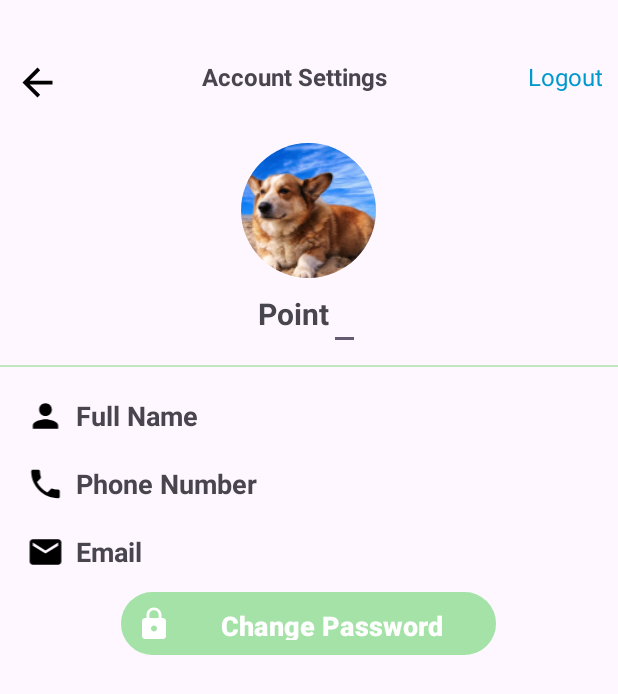
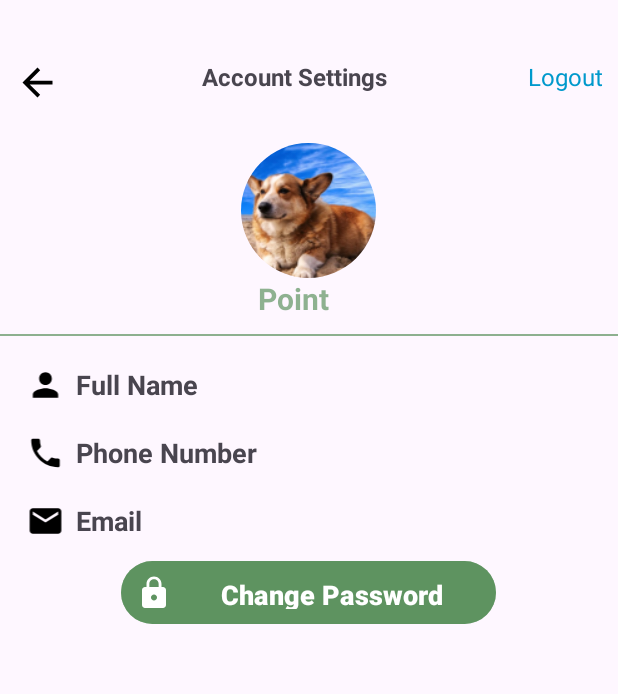
Before and after one commit to PhamLong4923/CanteenRunnerApp, an Android app: the ProfileActivity screen opened directly, with no data from a screen before it, on a phone screen of 412 x 824 dp. Shown: the top 694 px of the screen. Run offline under Robolectric (Android 15) with nearby library versions, the phone set to English and light mode, and no system bars; our stand-ins replace CircleImageView, Room's generated code.

Commit message:
Done Profile

```diff
--- a/app/app/src/main/java/com/fpt/canteenrunner/Canteen/ProfileActivity.java
+++ b/app/app/src/main/java/com/fpt/canteenrunner/Canteen/ProfileActivity.java
@@ -1,5 +1,6 @@
 package com.fpt.canteenrunner.Canteen;
 
+import android.content.Intent;
 import android.os.Bundle;
 import android.widget.Button;
 import android.widget.TextView;
@@ -10,13 +11,22 @@ import androidx.core.graphics.Insets;
 import androidx.core.view.ViewCompat;
 import androidx.core.view.WindowInsetsCompat;
 
+import com.fpt.canteenrunner.Database.CanteenRunnerDatabase;
+import com.fpt.canteenrunner.Database.DAO.AccountDAO;
+import com.fpt.canteenrunner.Database.Model.AccountEntity;
 import com.fpt.canteenrunner.R;
+import com.fpt.canteenrunner.changepasswordActivity;
+
+import java.util.concurrent.ExecutorService;
+import java.util.concurrent.Executors;
 
 public class ProfileActivity extends AppCompatActivity {
 
     //private SessionManager sessionManager;
-    private TextView fullname, phoneNum, email;
+    private TextView fullname, phoneNum, email, point;
     private Button  btnChangePassword;
+    private AccountDAO accountDAO;
+    private ExecutorService executorService = Executors.newSingleThreadExecutor();
 
     @Override
     protected void onCreate(Bundle savedInstanceState) {
@@ -27,7 +37,9 @@ public class ProfileActivity extends AppCompatActivity {
         phoneNum = findViewById(R.id.tvPhone);
         email = findViewById(R.id.tvEmail);
         btnChangePassword = findViewById(R.id.id_ChangePassword);
-/*
+        accountDAO = CanteenRunnerDatabase.getInstance(this).accountDAO();
+        executorService = Executors.newSingleThreadExecutor();
+        /*
         sessionManager = new SessionManager(this);
 
         // Check if user is logged in
@@ -46,17 +58,38 @@ public class ProfileActivity extends AppCompatActivity {
             }
         }
 
+         */
+        String email_user = getIntent().getStringExtra("email");
+        String password = getIntent().getStringExtra("password");
+        System.out.println("Email + Pass " + email_user + " " + password);
+        executorService.execute(() -> {
+            AccountEntity accountEntity = accountDAO.login(email_user,password);
+            runOnUiThread(() -> {
+                if (accountEntity != null) {
+                    point =  findViewById(R.id.ed_bonus_point);
+                    point.setText(String.valueOf(accountEntity.getScore()));
+                    fullname =  findViewById(R.id.tvFullName);
+                    fullname.setText(accountEntity.getUsername());
+                    phoneNum = findViewById(R.id.tvPhone);
+                    phoneNum.setText(accountEntity.getPhoneNumber());
+                    email = findViewById(R.id.tvEmail);
+                    email.setText(accountEntity.getEmail());
+                }
+            });
+        });
+
         btnChangePassword.setOnClickListener(v -> {
-            Intent intent = new Intent(ProfileActivity.this, ChangePasswordActivity.class);
-
-            // Retrieve the user ID from the session and pass it to ChangePasswordActivity
-            if (sessionManager.getUser() != null) {
-                int userId = sessionManager.getUser().getId(); // Assuming getId() retrieves the correct user ID
-                intent.putExtra("USER_ID", userId); // Pass user ID as an extra
-            }
-
-            startActivity(intent);
+            executorService.execute(() -> {
+                AccountEntity accountEntity = accountDAO.login(email_user, password);
+                runOnUiThread(() -> {
+                    if (accountEntity != null) {
+                        Intent intent = new Intent(ProfileActivity.this, changepasswordActivity.class);
+                        intent.putExtra("email", accountEntity.getEmail());
+                        intent.putExtra("password", accountEntity.getPassword());
+                        startActivity(intent);
+                    }
+                });
+            });
         });
-        */
     }
 }
--- a/app/app/src/main/java/com/fpt/canteenrunner/Database/CanteenRunnerDatabase.java
+++ b/app/app/src/main/java/com/fpt/canteenrunner/Database/CanteenRunnerDatabase.java
@@ -21,7 +21,7 @@ import com.fpt.canteenrunner.Database.Model.CategoriesEntity;
 
 @Database(entities = {AccountEntity.class, CanteenEntity.class, FoodsEntity.class,
         TicketEntity.class, MyTicketEntity.class, CategoriesEntity.class, FoodPricesEntity.class},
-        version = 2, exportSchema = false)
+        version = 3, exportSchema = false)
 public abstract class CanteenRunnerDatabase extends RoomDatabase {
 
     private static volatile CanteenRunnerDatabase instance;
--- a/app/app/src/main/java/com/fpt/canteenrunner/Database/Model/AccountEntity.java
+++ b/app/app/src/main/java/com/fpt/canteenrunner/Database/Model/AccountEntity.java
@@ -16,7 +16,7 @@ public class AccountEntity implements Serializable {
     public String Password;
     public String Email;
     public String PhoneNumber;
-    public double Score;
+    public int Score;
     public String Role;
     public String CreatedDate;
     public boolean IsFingerPrintEnabled;
@@ -25,7 +25,7 @@ public class AccountEntity implements Serializable {
     public AccountEntity() {
     }
 
-    public AccountEntity(@NonNull String accountID, String username, String password, String email, String phoneNumber, double score, String role, String createdDate, boolean isFingerPrintEnabled, String fingerPrintData) {
+    public AccountEntity(@NonNull String accountID, String username, String password, String email, String phoneNumber, int score, String role, String createdDate, boolean isFingerPrintEnabled, String fingerPrintData) {
         AccountID = accountID;
         Username = username;
         Password = password;
@@ -91,7 +91,7 @@ public class AccountEntity implements Serializable {
         return Score;
     }
 
-    public void setScore(double score) {
+    public void setScore(int score) {
         Score = score;
     }
 
--- a/app/app/src/main/java/com/fpt/canteenrunner/LoginActivity.java
+++ b/app/app/src/main/java/com/fpt/canteenrunner/LoginActivity.java
@@ -12,6 +12,7 @@ import androidx.core.graphics.Insets;
 import androidx.core.view.ViewCompat;
 import androidx.core.view.WindowInsetsCompat;
 
+import com.fpt.canteenrunner.Canteen.ProfileActivity;
 import com.fpt.canteenrunner.Database.CanteenRunnerDatabase;
 import com.fpt.canteenrunner.Database.DAO.AccountDAO;
 import com.fpt.canteenrunner.Database.Model.AccountEntity;
@@ -69,9 +70,12 @@ public class LoginActivity extends AppCompatActivity {
         }
         executorService.execute(() -> {
             AccountEntity accountEntity = accountDAO.login(email, password);
-
             runOnUiThread(() -> {
                 if (accountEntity != null) {
+                    Intent intent = new Intent(LoginActivity.this, ProfileActivity.class);
+                    intent.putExtra("email", accountEntity.getUsername());
+                    intent.putExtra("password", accountEntity.getPassword());
+                    startActivity(intent);
                     Toast.makeText(LoginActivity.this, "Login successful!", Toast.LENGTH_SHORT).show();
                 } else {
                     Toast.makeText(LoginActivity.this, "Invalid email or password", Toast.LENGTH_SHORT).show();
--- a/app/app/src/main/res/layout/activity_main.xml
+++ b/app/app/src/main/res/layout/activity_main.xml
@@ -7,6 +7,7 @@
     tools:context=".MainActivity">
 
     <!-- App Bar -->
+
     <com.google.android.material.tabs.TabLayout
         android:id="@+id/tabLayout"
         android:layout_width="match_parent"
@@ -16,7 +17,8 @@
         app:tabSelectedTextColor="@android:color/white"
         app:tabTextColor="@android:color/black"
         tools:ignore="MissingConstraints"
-        tools:layout_editor_absoluteX="0dp">
+        tools:layout_editor_absoluteX="0dp"
+        tools:layout_editor_absoluteY="4dp">
 
         <com.google.android.material.tabs.TabItem
             android:id="@+id/tab_featured"
--- a/app/app/src/main/res/layout/activity_profile.xml
+++ b/app/app/src/main/res/layout/activity_profile.xml
@@ -65,15 +65,18 @@
                 <TextView
                     android:layout_width="wrap_content"
                     android:layout_height="wrap_content"
+                    android:textColor="@color/lightGreen"
                     android:text="Point"
+                    android:layout_marginRight="20dp"
                     android:textAlignment="center"
                     android:textSize="20sp"
                     android:textStyle="bold" />
 
-                <EditText
+                <TextView
                     android:id="@+id/ed_bonus_point"
                     android:layout_width="wrap_content"
                     android:layout_height="wrap_content"
+                    android:textColor="@color/lightGreen"
                     android:textSize="20sp"
                     android:textStyle="bold" />
             </LinearLayout>
--- a/app/app/src/main/res/values/colors.xml
+++ b/app/app/src/main/res/values/colors.xml
@@ -3,5 +3,5 @@
     <color name="black">#FF000000</color>
     <color name="white">#FFFFFFFF</color>
     <color name="blue">#234CC4</color>
-    <color name="lightGreen">#9493DE97</color>
+    <color name="lightGreen">#943D7E3F</color>
 </resources>
```
